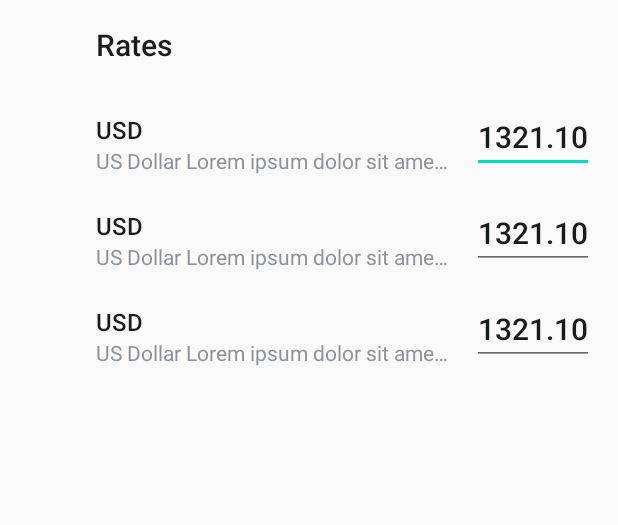
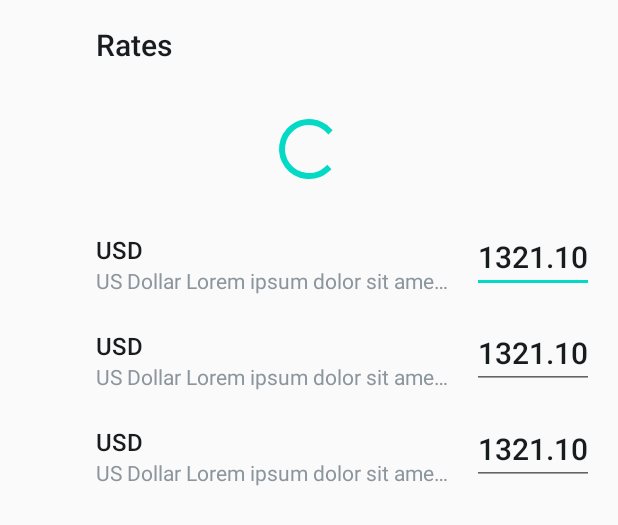
Before and after one commit to Solovgeo/Currency-list, an Android app: the layout activity_currency_list.xml on its own in the app's theme, with its tools: preview values and no code run, on a phone screen of 412 x 824 dp. Shown: the top 525 px of the screen. Run offline under Robolectric (Android 15) with nearby library versions, the phone set to English and light mode, and no system bars.

Commit message:
Add progress bar and edittext click

```diff
--- a/presentation/src/main/java/com/solovgeo/presentation/CurrencyListViewModel.kt
+++ b/presentation/src/main/java/com/solovgeo/presentation/CurrencyListViewModel.kt
@@ -17,6 +17,7 @@ class CurrencyListViewModel @Inject constructor(
 
     val currencyListItems = MutableLiveData<List<CurrencyListItem>>()
     val scrollToTop = SingleLiveEvent<Boolean>()
+    val isLoading = MutableLiveData<Boolean>().apply { value = true }
 
     init {
         initObservers()
@@ -34,6 +35,7 @@ class CurrencyListViewModel @Inject constructor(
     private fun processCurrencyList(currencyList: CurrencyListCalculated) {
         val currentCurrencyList = currencyListItems.value
         if (currentCurrencyList == null) {
+            isLoading.value = false
             val newValue = mutableListOf<CurrencyListItem>()
             newValue.add(currencyListItemFactory.create(currencyList.baseCurrency.name, currencyList.baseCurrency.value))
             newValue.addAll(currencyList.rates.map { currencyListItemFactory.create(it.key, it.value) })
--- a/presentation/src/main/res/layout/activity_currency_list.xml
+++ b/presentation/src/main/res/layout/activity_currency_list.xml
@@ -18,6 +18,12 @@
         android:textColor="@color/black"
         android:textSize="@dimen/font20" />
 
+    <ProgressBar
+        android:id="@+id/pb_activity_main_progress"
+        android:layout_width="match_parent"
+        android:layout_height="wrap_content"
+        android:padding="@dimen/spacing16" />
+
     <androidx.recyclerview.widget.RecyclerView
         android:id="@+id/rv_activity_main_currency_list"
         android:layout_width="match_parent"
```
Also changed, not shown: presentation/src/main/java/com/solovgeo/presentation/CurrencyListActivity.kt (+7 -0 lines), presentation/src/main/java/com/solovgeo/presentation/CurrencyListAdapter.kt (+14 -11 lines).
